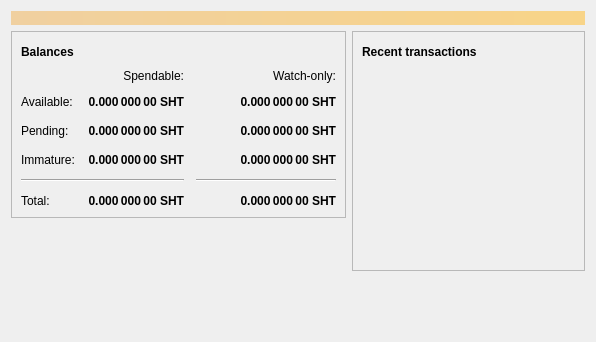
The window that src/qt/forms/overviewpage.ui (Actinium-project/Actinium) describes before a commit, drawn with Qt 5.
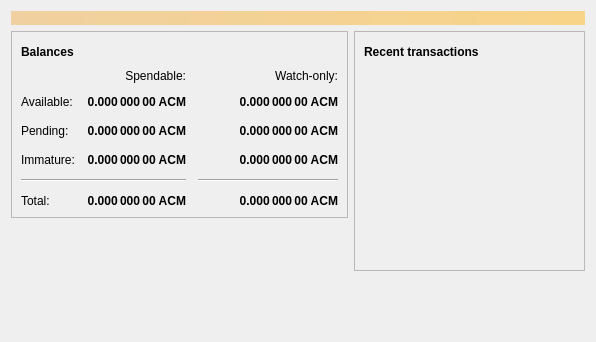
The same window after the commit. Icons and pictures are not drawn.

The edit to the form file:
```diff
--- a/src/qt/forms/overviewpage.ui
+++ b/src/qt/forms/overviewpage.ui
@@ -129,7 +129,7 @@
                <string>Unconfirmed transactions to watch-only addresses</string>
               </property>
               <property name="text">
-               <string notr="true">0.000 000 00 SHT</string>
+               <string notr="true">0.000 000 00 ACM</string>
               </property>
               <property name="alignment">
                <set>Qt::AlignRight|Qt::AlignTrailing|Qt::AlignVCenter</set>
@@ -154,7 +154,7 @@
                <string>Total of transactions that have yet to be confirmed, and do not yet count toward the spendable balance</string>
               </property>
               <property name="text">
-               <string notr="true">0.000 000 00 SHT</string>
+               <string notr="true">0.000 000 00 ACM</string>
               </property>
               <property name="alignment">
                <set>Qt::AlignRight|Qt::AlignTrailing|Qt::AlignVCenter</set>
@@ -179,7 +179,7 @@
                <string>Mined balance in watch-only addresses that has not yet matured</string>
               </property>
               <property name="text">
-               <string notr="true">0.000 000 00 SHT</string>
+               <string notr="true">0.000 000 00 ACM</string>
               </property>
               <property name="alignment">
                <set>Qt::AlignRight|Qt::AlignTrailing|Qt::AlignVCenter</set>
@@ -237,7 +237,7 @@
                <string>Mined balance that has not yet matured</string>
               </property>
               <property name="text">
-               <string notr="true">0.000 000 00 SHT</string>
+               <string notr="true">0.000 000 00 ACM</string>
               </property>
               <property name="alignment">
                <set>Qt::AlignRight|Qt::AlignTrailing|Qt::AlignVCenter</set>
@@ -282,7 +282,7 @@
                <string>Your current total balance</string>
               </property>
               <property name="text">
-               <string notr="true">0.000 000 00 SHT</string>
+               <string notr="true">0.000 000 00 ACM</string>
               </property>
               <property name="alignment">
                <set>Qt::AlignRight|Qt::AlignTrailing|Qt::AlignVCenter</set>
@@ -307,7 +307,7 @@
                <string>Current total balance in watch-only addresses</string>
               </property>
               <property name="text">
-               <string notr="true">0.000 000 00 SHT</string>
+               <string notr="true">0.000 000 00 ACM</string>
               </property>
               <property name="alignment">
                <set>Qt::AlignRight|Qt::AlignTrailing|Qt::AlignVCenter</set>
@@ -349,7 +349,7 @@
                <string>Your current spendable balance</string>
               </property>
               <property name="text">
-               <string notr="true">0.000 000 00 SHT</string>
+               <string notr="true">0.000 000 00 ACM</string>
               </property>
               <property name="alignment">
                <set>Qt::AlignRight|Qt::AlignTrailing|Qt::AlignVCenter</set>
@@ -374,7 +374,7 @@
                <string>Your current balance in watch-only addresses</string>
               </property>
               <property name="text">
-               <string notr="true">0.000 000 00 SHT</string>
+               <string notr="true">0.000 000 00 ACM</string>
               </property>
               <property name="alignment">
                <set>Qt::AlignRight|Qt::AlignTrailing|Qt::AlignVCenter</set>
```
